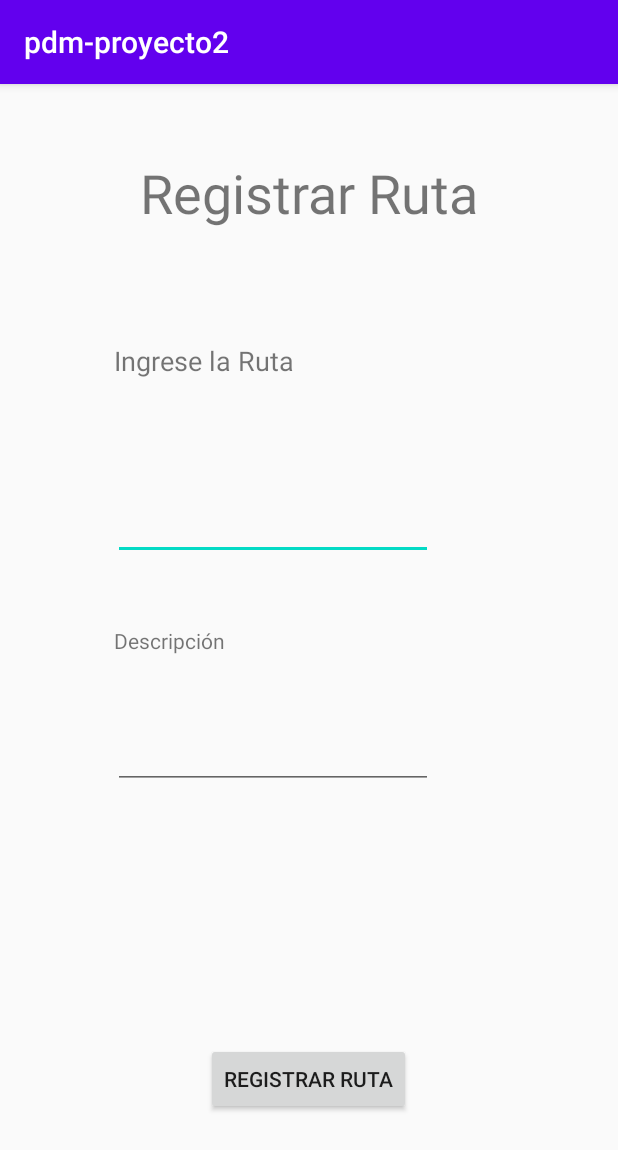
After one commit to KevinCastellanos/pdm-proyecto2, an Android app: the fragment RegistrarRuta shown on its own in the app's theme, on a phone screen of 412 x 824 dp. The commit adds this screen. Shown: the top 1150 px of the screen. Run offline under Robolectric (Android 15) with nearby library versions, the phone set to English and light mode, and no system bars.

Commit message:
Agregué nuevos cambios

```diff
--- a/app/src/main/java/sv/edu/ues/fia/eisi/pdm_proyecto2/Interfaces/ApiServices.java
+++ b/app/src/main/java/sv/edu/ues/fia/eisi/pdm_proyecto2/Interfaces/ApiServices.java
@@ -3,10 +3,15 @@ package sv.edu.ues.fia.eisi.pdm_proyecto2.Interfaces;
 import retrofit2.Call;
 import retrofit2.http.POST;
 import retrofit2.http.Query;
-import sv.edu.ues.fia.eisi.pdm_proyecto2.clases.Usuario;
+import sv.edu.ues.fia.eisi.pdm_proyecto2.Clases.Usuario;
+import sv.edu.ues.fia.eisi.pdm_proyecto2.Clases.Ruta;
 
 public interface ApiServices {
-
+    //Registrar Ruta
+    @POST("crear-ruta")
+    Call<Ruta> agregarRuta(@Query("NOMBRE") String nombre,
+                                @Query("DESCRIPCION") String descripcion);
+    //Login
     @POST("Login2")
     Call<Usuario> login(@Query("USUARIO") String usuario,
                         @Query("PWD") String pass);
--- a/app/src/main/java/sv/edu/ues/fia/eisi/pdm_proyecto2/Login2Activity.java
+++ b/app/src/main/java/sv/edu/ues/fia/eisi/pdm_proyecto2/Login2Activity.java
@@ -16,7 +16,7 @@ import retrofit2.converter.gson.GsonConverterFactory;
 import sv.edu.ues.fia.eisi.pdm_proyecto2.Interfaces.ApiServices;
 import sv.edu.ues.fia.eisi.pdm_proyecto2.Interfaces.DatosUsuario;
 import sv.edu.ues.fia.eisi.pdm_proyecto2.Interfaces.UrlBase;
-import sv.edu.ues.fia.eisi.pdm_proyecto2.clases.Usuario;
+import sv.edu.ues.fia.eisi.pdm_proyecto2.Clases.Usuario;
 
 public class Login2Activity extends Activity {
 Retrofit retrofit;
--- a/app/src/main/java/sv/edu/ues/fia/eisi/pdm_proyecto2/MainActivity.java
+++ b/app/src/main/java/sv/edu/ues/fia/eisi/pdm_proyecto2/MainActivity.java
@@ -47,7 +47,7 @@ public class MainActivity extends AppCompatActivity {
         // Passing each menu ID as a set of Ids because each
         // menu should be considered as top level destinations.
         mAppBarConfiguration = new AppBarConfiguration.Builder(
-                R.id.nav_home, R.id.nav_gallery, R.id.nav_slideshow, R.id.rutaFragment,R.id.mapsFragment)
+                R.id.nav_home, R.id.nav_gallery, R.id.nav_slideshow, R.id.rutaFragment,R.id.mapsFragment, R.id.fragment_AgregarRuta)
                 .setDrawerLayout(drawer)
                 .build();
         NavController navController = Navigation.findNavController(this, R.id.nav_host_fragment);
--- /dev/null
+++ b/app/src/main/java/sv/edu/ues/fia/eisi/pdm_proyecto2/RegistrarRuta.java
@@ -0,0 +1,98 @@
+
+package sv.edu.ues.fia.eisi.pdm_proyecto2;
+
+import android.os.Bundle;
+
+import androidx.fragment.app.Fragment;
+
+import android.util.Log;
+import android.view.LayoutInflater;
+import android.view.View;
+import android.view.ViewGroup;
+import android.widget.Button;
+import android.widget.EditText;
+import android.widget.TextView;
+import android.widget.Toast;
+import retrofit2.Call;
+import retrofit2.Callback;
+import retrofit2.Response;
+import retrofit2.Retrofit;
+import retrofit2.converter.gson.GsonConverterFactory;
+import sv.edu.ues.fia.eisi.pdm_proyecto2.Interfaces.ApiServices;
+import sv.edu.ues.fia.eisi.pdm_proyecto2.Clases.Ruta;
+import sv.edu.ues.fia.eisi.pdm_proyecto2.Interfaces.UrlBase;
+import sv.edu.ues.fia.eisi.pdm_proyecto2.R;
+
+/**
+ * A simple {@link Fragment} subclass.
+
+ */
+public class RegistrarRuta extends Fragment {
+
+    Retrofit retrofit;
+    Button RegistrarRuta;
+    EditText Nombre;
+    EditText Descripcion;
+
+    public RegistrarRuta() {
+        // Required empty public constructor
+    }
+
+    @Override
+    public void onCreate(Bundle savedInstanceState) {
+        super.onCreate(savedInstanceState);
+
+    }
+
+    @Override
+    public View onCreateView(LayoutInflater inflater, ViewGroup container,
+                             Bundle savedInstanceState) {
+        // Inflate the layout for this fragment
+        retrofit = new Retrofit.Builder()
+                .baseUrl(UrlBase.UrlBase)
+                .addConverterFactory(GsonConverterFactory.create())
+                .build();
+
+        View vista=inflater.inflate(R.layout.fragment__agregar_ruta, container, false);
+        Nombre=vista.findViewById(R.id.edit_IngresarRuta);
+        Descripcion=vista.findViewById(R.id.edit_ingresarDescripcion);
+        RegistrarRuta=vista.findViewById(R.id.button_RegistrarRuta);
+
+        RegistrarRuta.setOnClickListener(new View.OnClickListener() {
+            @Override
+            public void onClick(View v) {
+
+                String NOMBRE=Nombre.getText().toString();
+                String DESCRIPCION=Descripcion.getText().toString();
+                ApiServices service = retrofit.create(ApiServices.class);
+
+                service.agregarRuta(NOMBRE, DESCRIPCION).
+                        enqueue(new Callback<Ruta>() {
+                            @Override
+                            public void onResponse(Call<Ruta> call, Response<Ruta> response) {
+                                Log.i("aqui","no finaliza");
+                                if(response.isSuccessful()){
+                                    Log.i("aqui","dentro de on response");
+                                    Ruta respuesta=response.body();
+                                    if(respuesta.equals("1")){
+                                        Toast.makeText(getActivity(),"ruta registrada",Toast.LENGTH_LONG).show();
+                                    }else{
+                                        Toast.makeText(getActivity(),"no registrado verifique los datos",Toast.LENGTH_LONG).show();
+                                    }
+
+                                }
+                            }
+
+                            @Override
+                            public void onFailure(Call<Ruta> call, Throwable t) {
+                                Log.i("aquí","falló");
+                                Toast.makeText(getActivity(),"falló en el WS",Toast.LENGTH_LONG).show();
+
+                            }
+                        });
+            }
+        });
+
+        return vista;
+    }
+}
--- /dev/null
+++ b/app/src/main/java/sv/edu/ues/fia/eisi/pdm_proyecto2/clases/Ruta.java
@@ -0,0 +1,39 @@
+package sv.edu.ues.fia.eisi.pdm_proyecto2.Clases;
+
+import com.google.gson.annotations.Expose;
+import com.google.gson.annotations.SerializedName;
+
+import java.io.StringReader;
+
+
+public class Ruta {
+    @SerializedName("NOMBRE")
+    @Expose
+    private String NOMBRE;
+
+    @SerializedName("DESCRIPCION")
+    @Expose
+    private String DESCRIPCION;
+
+    public Ruta() {
+    }
+
+    public Ruta(String NOMBRE, String DESCRIPCION) {
+        this.NOMBRE = NOMBRE;
+        this.DESCRIPCION = DESCRIPCION;
+    }
+
+    public String getNOMBRE() { return NOMBRE; }
+
+    public void setNOMBRE(String NOMBRE) {
+        this.NOMBRE = NOMBRE;
+    }
+
+    public String getDESCRIPCION() {
+        return DESCRIPCION;
+    }
+
+    public void setDESCRIPCION(String DESCRIPCION) {
+        this.DESCRIPCION = DESCRIPCION;
+    }
+}
--- a/app/src/main/java/sv/edu/ues/fia/eisi/pdm_proyecto2/clases/Usuario.java
+++ b/app/src/main/java/sv/edu/ues/fia/eisi/pdm_proyecto2/clases/Usuario.java
@@ -1,4 +1,4 @@
-package sv.edu.ues.fia.eisi.pdm_proyecto2.clases;
+package sv.edu.ues.fia.eisi.pdm_proyecto2.Clases;
 
 import com.google.gson.annotations.Expose;
 import com.google.gson.annotations.SerializedName;
--- /dev/null
+++ b/app/src/main/res/layout/fragment__agregar_ruta.xml
@@ -0,0 +1,87 @@
+<?xml version="1.0" encoding="utf-8"?>
+<androidx.constraintlayout.widget.ConstraintLayout xmlns:android="http://schemas.android.com/apk/res/android"
+    xmlns:app="http://schemas.android.com/apk/res-auto"
+    xmlns:tools="http://schemas.android.com/tools"
+    android:layout_width="match_parent"
+    android:layout_height="match_parent"
+    tools:context=".RegistrarRuta" >
+
+    <TextView
+        android:id="@+id/nom_RegistrarRuta"
+        android:layout_width="wrap_content"
+        android:layout_height="wrap_content"
+        android:text="Registrar Ruta"
+        android:textSize="36sp"
+        app:layout_constraintBottom_toBottomOf="parent"
+        app:layout_constraintEnd_toEndOf="parent"
+        app:layout_constraintStart_toStartOf="parent"
+        app:layout_constraintTop_toTopOf="parent"
+        app:layout_constraintVertical_bias="0.067" />
+
+    <TextView
+        android:id="@+id/label_RegistrarRuta"
+        android:layout_width="wrap_content"
+        android:layout_height="wrap_content"
+        android:text="Ingrese la Ruta"
+        android:textSize="18sp"
+        app:layout_constraintBottom_toBottomOf="parent"
+        app:layout_constraintEnd_toEndOf="parent"
+        app:layout_constraintHorizontal_bias="0.26"
+        app:layout_constraintStart_toStartOf="parent"
+        app:layout_constraintTop_toBottomOf="@+id/nom_RegistrarRuta"
+        app:layout_constraintVertical_bias="0.117" />
+
+    <EditText
+        android:id="@+id/edit_IngresarRuta"
+        android:layout_width="wrap_content"
+        android:layout_height="wrap_content"
+        android:layout_marginTop="100dp"
+        android:ems="10"
+        android:inputType="textPersonName"
+        app:layout_constraintBottom_toBottomOf="parent"
+        app:layout_constraintEnd_toEndOf="parent"
+        app:layout_constraintHorizontal_bias="0.378"
+        app:layout_constraintStart_toStartOf="parent"
+        app:layout_constraintTop_toTopOf="@+id/label_RegistrarRuta"
+        app:layout_constraintVertical_bias="0.0" />
+
+    <Button
+        android:id="@+id/button_RegistrarRuta"
+        android:layout_width="wrap_content"
+        android:layout_height="wrap_content"
+        android:layout_marginTop="168dp"
+        android:text="Registrar Ruta"
+        app:layout_constraintBottom_toBottomOf="parent"
+        app:layout_constraintEnd_toEndOf="parent"
+        app:layout_constraintHorizontal_bias="0.498"
+        app:layout_constraintStart_toStartOf="parent"
+        app:layout_constraintTop_toBottomOf="@+id/edit_IngresarRuta"
+        app:layout_constraintVertical_bias="0.655" />
+
+    <TextView
+        android:id="@+id/label_ingresarDescripcion"
+        android:layout_width="wrap_content"
+        android:layout_height="wrap_content"
+        android:layout_marginTop="89dp"
+        android:text="Descripción"
+        app:layout_constraintBottom_toBottomOf="@+id/button_RegistrarRuta"
+        app:layout_constraintEnd_toEndOf="parent"
+        app:layout_constraintHorizontal_bias="0.225"
+        app:layout_constraintStart_toStartOf="parent"
+        app:layout_constraintTop_toTopOf="@+id/edit_IngresarRuta"
+        app:layout_constraintVertical_bias="0.0" />
+
+    <EditText
+        android:id="@+id/edit_ingresarDescripcion"
+        android:layout_width="wrap_content"
+        android:layout_height="wrap_content"
+        android:layout_marginTop="63dp"
+        android:ems="10"
+        android:inputType="textPersonName"
+        app:layout_constraintBottom_toTopOf="@+id/button_RegistrarRuta"
+        app:layout_constraintEnd_toEndOf="parent"
+        app:layout_constraintHorizontal_bias="0.378"
+        app:layout_constraintStart_toStartOf="parent"
+        app:layout_constraintTop_toTopOf="@+id/label_ingresarDescripcion"
+        app:layout_constraintVertical_bias="0.0" />
+</androidx.constraintlayout.widget.ConstraintLayout>
--- a/app/src/main/res/navigation/mobile_navigation.xml
+++ b/app/src/main/res/navigation/mobile_navigation.xml
@@ -32,4 +32,9 @@
         android:name="sv.edu.ues.fia.eisi.pdm_proyecto2.MapsFragment"
         android:label="@string/menu_map"
         tools:layout="@layout/fragment_maps" />
+    <fragment
+        android:id="@+id/fragment_AgregarRuta"
+        android:name="sv.edu.ues.fia.eisi.pdm_proyecto2.RegistrarRuta"
+        android:label="fragment__agregar_ruta"
+        tools:layout="@layout/fragment__agregar_ruta" />
 </navigation>
```
